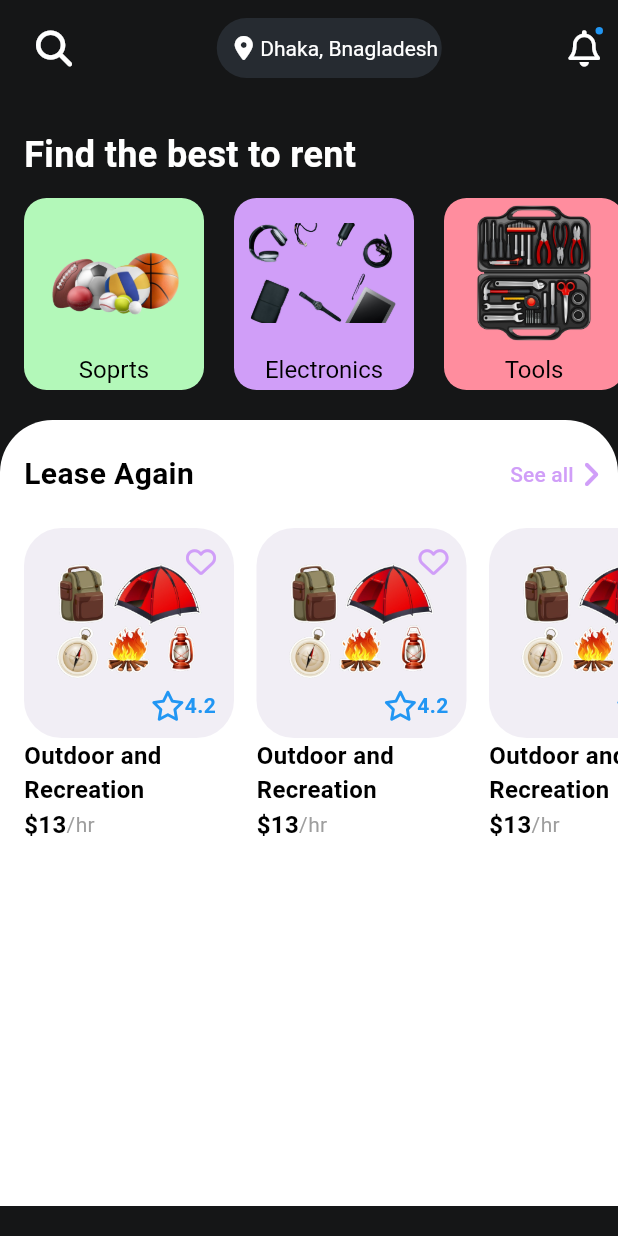
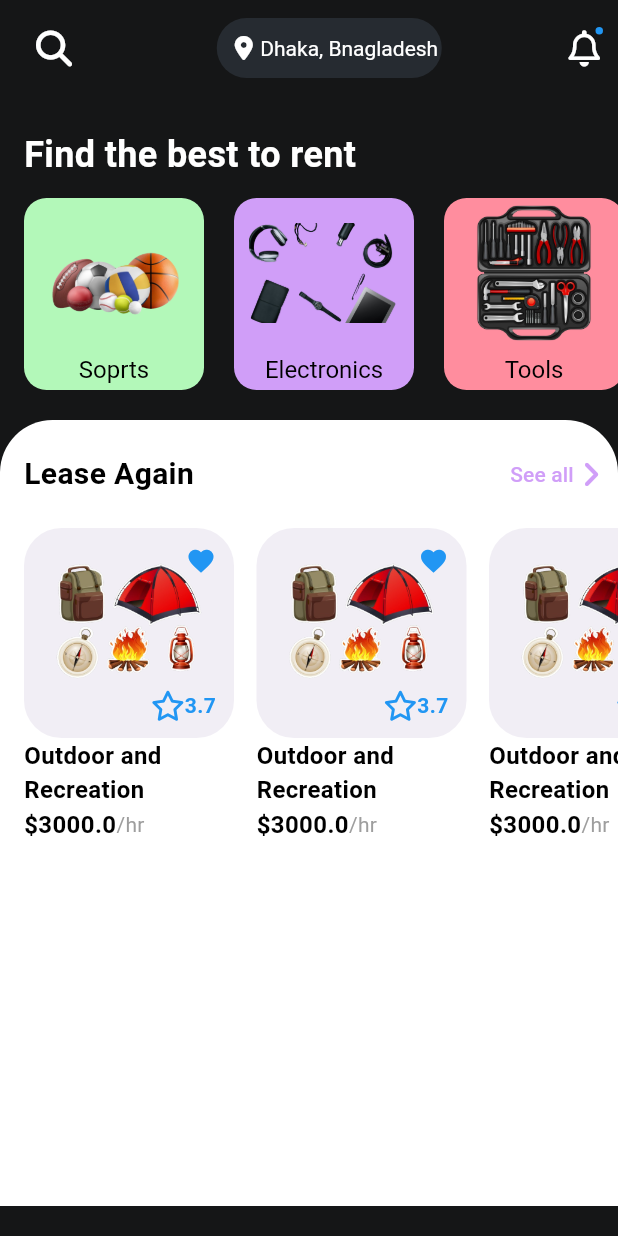
Before and after one commit to zahid2873/renting_app, a Flutter app: the screen it shows after launch, on a phone screen of 412 x 824 dp. Run offline on Flutter 3.47's test engine with Material 3 defaults, Android fonts, the phone set to English and light mode, and no system bars; our stand-ins replace font_awesome_flutter, go_router.

Commit message:
updated on lease_list

```diff
--- a/lib/model/item_model.dart
+++ b/lib/model/item_model.dart
@@ -138,7 +138,7 @@ List<ItemModel> itemList = [
       pricePerHour: 3000,
       distance: 4.2,
       category: "Outdoor and Recreation",
-      available: true,
+      available: false,
       totalItem: 12,
       rating: [
         CommnetModel(
--- a/lib/screen/home/lease_list.dart
+++ b/lib/screen/home/lease_list.dart
@@ -48,23 +48,56 @@ class LeaseList extends StatelessWidget {
         ),
         Container(
           padding: const EdgeInsets.only(top: 12),
-          height: 240,
+          height: 230,
           child: ListView.builder(
               itemCount: itemList.length,
               shrinkWrap: true,
               scrollDirection: Axis.horizontal,
               physics: const BouncingScrollPhysics(),
               itemBuilder: (context, index) {
-                return const LeaseItem();
+                return LeaseItem(
+                  name: itemList[index].productName,
+                  img: itemList[index].productImg,
+                  available: itemList[index].available,
+                  rating: calculateRating(index),
+                  pricePerHour: itemList[index].pricePerHour,
+                );
               }),
         )
       ]),
     );
   }
+
+  String calculateRating(int index) {
+    double rating = 0.0;
+    if (itemList[index].rating == null) return "0.0";
+    for (int i = 0; i < itemList[index].rating!.length; i++) {
+      double r = itemList[index].rating?[i].rating ?? 0;
+
+      rating = rating + r;
+    }
+    rating = rating / itemList[index].rating!.length;
+
+    return rating.toStringAsFixed(1);
+  }
 }
 
 class LeaseItem extends StatelessWidget {
-  const LeaseItem({super.key});
+  LeaseItem({
+    super.key,
+    this.name,
+    this.img,
+    this.available = false,
+    this.rating,
+    this.pricePerHour,
+    VoidCallback? onTap,
+  }) : onTap = onTap ?? (() {});
+  final String? name;
+  final String? img;
+  final bool? available;
+  final String? rating;
+  final double? pricePerHour;
+  final VoidCallback onTap;
 
   @override
   Widget build(BuildContext context) {
@@ -73,6 +106,7 @@ class LeaseItem extends StatelessWidget {
       child: Material(
         color: Colors.transparent,
         child: InkWell(
+          borderRadius: BorderRadius.circular(25),
           onTap: () {},
           child: Ink(
               //height: 180,
@@ -96,33 +130,39 @@ class LeaseItem extends StatelessWidget {
                         left: 0,
                         right: 0,
                         child: Image.asset(
-                          "assets/category/outdoors_RecreationRb.png",
+                          "$img",
                           height: 100,
                           width: 100,
                         ),
                       ),
-                      const Positioned(
+                      Positioned(
                         top: 0,
                         right: 0,
-                        child: FaIcon(
-                          FontAwesomeIcons.heart,
-                          size: 20,
-                          color: ColorPalette.puple,
-                        ),
+                        child: available ?? false
+                            ? const Icon(
+                                Icons.favorite,
+                                color: Colors.blue,
+                                size: 20,
+                              )
+                            : const FaIcon(
+                                FontAwesomeIcons.heart,
+                                size: 20,
+                                color: Colors.blue,
+                              ),
                       ),
-                      const Positioned(
+                      Positioned(
                         bottom: 0,
                         right: 0,
                         child: Row(
                           children: [
-                            FaIcon(
+                            const FaIcon(
                               FontAwesomeIcons.star,
                               size: 20,
                               color: Colors.blue,
                             ),
                             Text(
-                              "4.2",
-                              style: TextStyle(
+                              rating ?? "0.0",
+                              style: const TextStyle(
                                   color: Colors.blue,
                                   fontSize: 14,
                                   fontWeight: FontWeight.bold),
@@ -132,20 +172,20 @@ class LeaseItem extends StatelessWidget {
                       ),
                     ]),
                   ),
-                  const Text(
-                    "Outdoor and Recreation",
+                  Text(
+                    name ?? "",
                     style: FontStyle.titleSmall,
                   ),
-                  const Row(
+                  Row(
                     children: [
                       Text(
-                        "\$13",
-                        style: TextStyle(
+                        "\$$pricePerHour",
+                        style: const TextStyle(
                             color: Colors.black,
                             fontSize: 16,
                             fontWeight: FontWeight.bold),
                       ),
-                      Text(
+                      const Text(
                         "/hr",
                         style: TextStyle(
                             color: Colors.grey,
```
